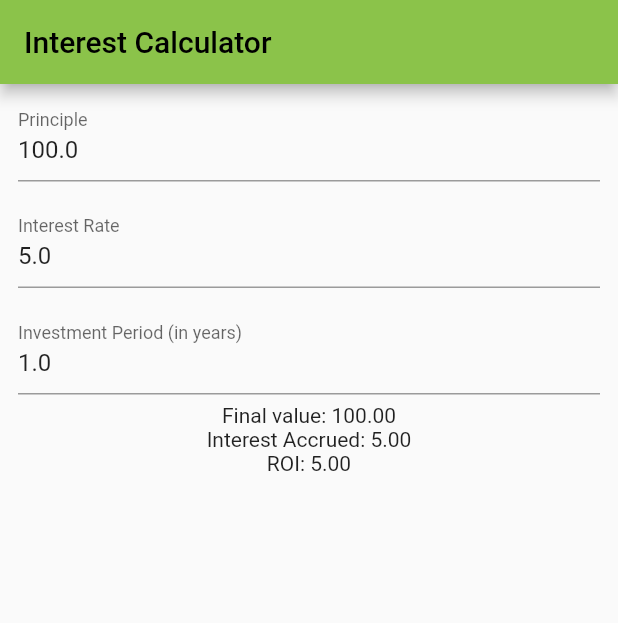
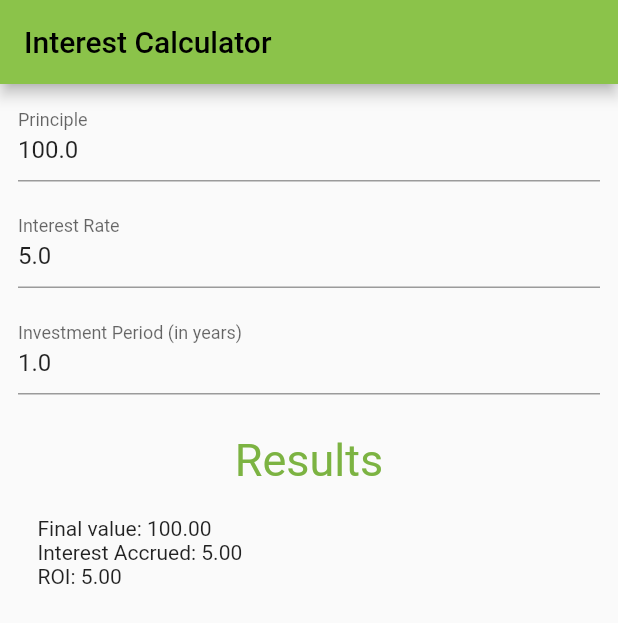
Before and after one commit to JacksonTrudel/flutter-investment-calculator, a Flutter app: the screen it shows after launch, on a phone screen of 412 x 824 dp. Shown: the top 623 px of the screen. Run offline on Flutter 3.47's test engine with Material 2 defaults, Android fonts, the phone set to English and light mode, and no system bars.

Commit message:
Improving styling

```diff
--- a/lib/src/views/ui/components/interest_calculations.dart
+++ b/lib/src/views/ui/components/interest_calculations.dart
@@ -8,16 +8,37 @@ class InterestCalculations extends StatelessWidget {
 
   @override
   Widget build(BuildContext context) {
-    return Consumer<InvestmentModel>(
-        builder: (context, investmentModelData, child) {
-      return Column(children: [
-        Text(
-            'Final value: ${investmentModelData.principle.toStringAsFixed(2)}'),
-        Text(
-            'Interest Accrued: ${investmentModelData.interestAccrued.toStringAsFixed(2)}'),
-        Text(
-            'ROI: ${investmentModelData.returnOnInvestment.toStringAsFixed(2)}')
-      ]);
-    });
+    return Padding(
+        padding: const EdgeInsets.fromLTRB(10.0, 20.0, 10.0, 0.0),
+        child: Column(children: [
+          Text(
+            'Results',
+            style: TextStyle(fontSize: 30, color: Colors.lightGreen[600]),
+          ),
+          // ALL RESULT FIELDS
+          Container(
+              padding: const EdgeInsets.fromLTRB(15.0, 20.0, 15.0, 0.0),
+              alignment: Alignment.topLeft,
+              child: Column(
+                  crossAxisAlignment: CrossAxisAlignment.start,
+                  children: [
+                    Consumer<InvestmentModel>(
+                        builder: (context, investmentModelData, child) {
+                      return Text(
+                          'Final value: ${investmentModelData.principle.toStringAsFixed(2)}',
+                          textAlign: TextAlign.left);
+                    }),
+                    Consumer<InvestmentModel>(
+                        builder: (context, investmentModelData, child) {
+                      return Text(
+                          'Interest Accrued: ${investmentModelData.interestAccrued.toStringAsFixed(2)}');
+                    }),
+                    Consumer<InvestmentModel>(
+                        builder: (context, investmentModelData, child) {
+                      return Text(
+                          'ROI: ${investmentModelData.returnOnInvestment.toStringAsFixed(2)}');
+                    })
+                  ]))
+        ]));
   }
 }
```
